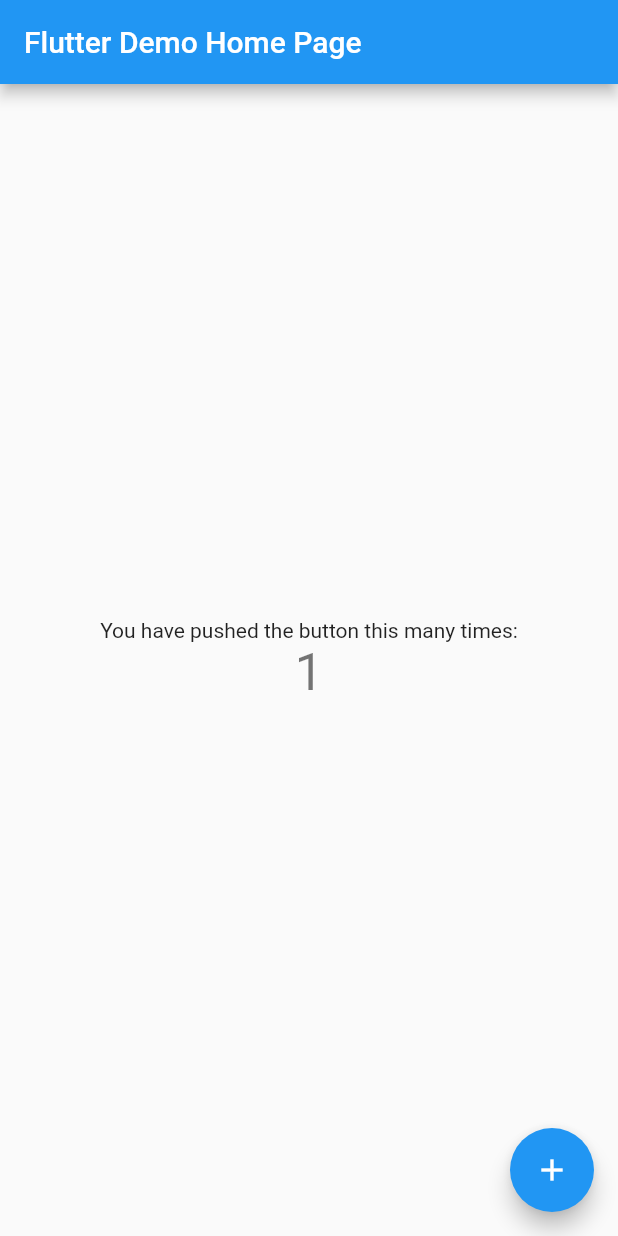
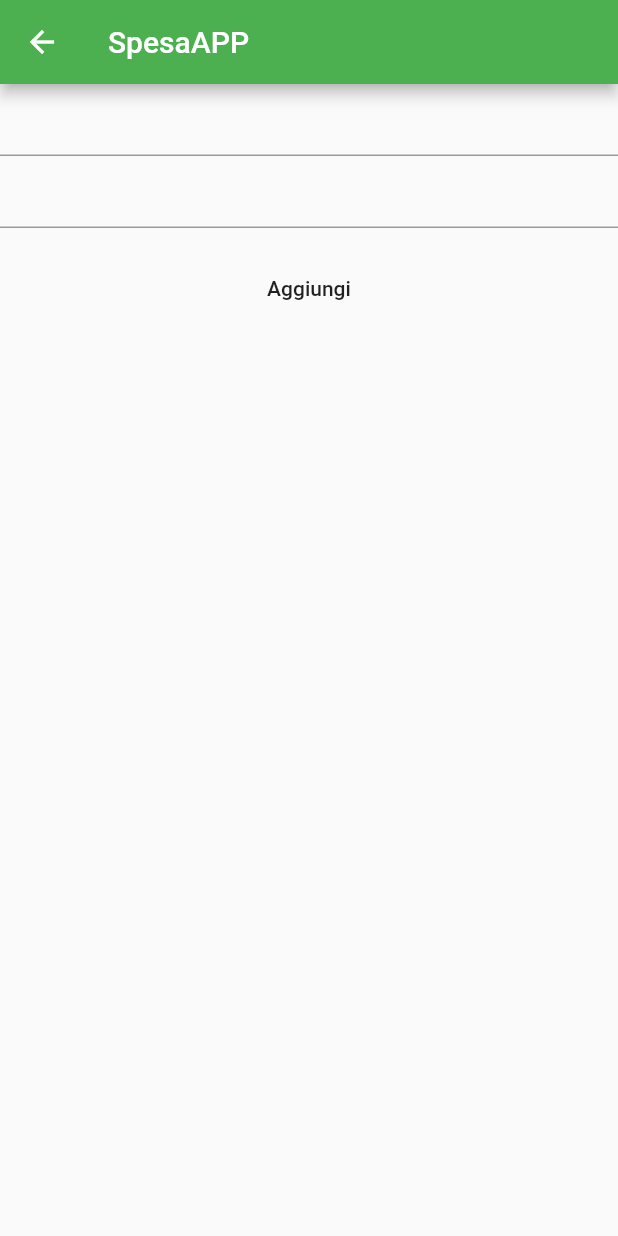
Before and after one commit to giulioceresetti/crud_test_app, a Flutter app: the screen it shows after launch, after a tap on the "add" icon, on a phone screen of 412 x 824 dp. Run offline on Flutter 3.47's test engine with Material 2 defaults, Android fonts, the phone set to English and light mode, and no system bars.

Commit message:
second commit - have to fix stackoverflow

```diff
--- /dev/null
+++ b/lib/business/constant.dart
@@ -0,0 +1,4 @@
+class Constants {
+
+  static String TITLE = "SpesaAPP";
+}
--- a/lib/business/gestione_elemento.dart
+++ b/lib/business/gestione_elemento.dart
@@ -1,20 +1,30 @@
 import 'package:crud_test_app/dao/spesa_dao.dart';
-import 'package:crud_test_app/model/elemento.dart';
 import 'package:crud_test_app/model/spesa.dart';
+
+import 'items.dart';
 
 class GestioneElemento {
   SpesaDAO spesaDao;
-
+  static GestioneElemento gest = null;
   GestioneElemento() {
     spesaDao = new SpesaDAO();
   }
 
-  List<Spesa> getSpese() {
-    return spesaDao.getList();
+ static GestioneElemento getInstance() {
+    if (gest ==null) {
+      gest = GestioneElemento();
+    }
+    return gest;
   }
 
- String addSpesa(Spesa spesa) {
-    String error ="ok";
+  List<ListItem> getSpese() {
+    var items = spesaDao.getList();
+    return List<ListItem>.generate(items.length,
+        (i) => MessageItem(items[i].nomeMarket, items[i].nomeLista));
+  }
+
+  String addSpesa(Spesa spesa) {
+    String error = "ok";
     try {
       spesaDao.addSpesa(spesa);
     } catch (Exception) {
@@ -22,6 +32,4 @@ class GestioneElemento {
     }
     return error;
   }
-
-
 }
--- a/lib/main.dart
+++ b/lib/main.dart
@@ -1,3 +1,5 @@
+import 'package:crud_test_app/business/constant.dart';
+import 'package:crud_test_app/screen/list_page.dart';
 import 'package:flutter/material.dart';
 
 void main() {
@@ -5,11 +7,12 @@ void main() {
 }
 
 class MyApp extends StatelessWidget {
+
   // This widget is the root of your application.
   @override
   Widget build(BuildContext context) {
     return MaterialApp(
-      title: 'Flutter Demo',
+      title: Constants.TITLE,
       theme: ThemeData(
         // This is the theme of your application.
         //
@@ -20,98 +23,14 @@ class MyApp extends StatelessWidget {
         // or simply save your changes to "hot reload" in a Flutter IDE).
         // Notice that the counter didn't reset back to zero; the application
         // is not restarted.
-        primarySwatch: Colors.blue,
+        primarySwatch: Colors.green,
         // This makes the visual density adapt to the platform that you run
         // the app on. For desktop platforms, the controls will be smaller and
         // closer together (more dense) than on mobile platforms.
         visualDensity: VisualDensity.adaptivePlatformDensity,
       ),
-      home: MyHomePage(title: 'Flutter Demo Home Page'),
-    );
+      home: ListPage(title: Constants.TITLE ),
+      );
+
   }
 }
-
-class MyHomePage extends StatefulWidget {
-  MyHomePage({Key key, this.title}) : super(key: key);
-
-  // This widget is the home page of your application. It is stateful, meaning
-  // that it has a State object (defined below) that contains fields that affect
-  // how it looks.
-
-  // This class is the configuration for the state. It holds the values (in this
-  // case the title) provided by the parent (in this case the App widget) and
-  // used by the build method of the State. Fields in a Widget subclass are
-  // always marked "final".
-
-  final String title;
-
-  @override
-  _MyHomePageState createState() => _MyHomePageState();
-}
-
-class _MyHomePageState extends State<MyHomePage> {
-  int _counter = 0;
-
-  void _incrementCounter() {
-    setState(() {
-      // This call to setState tells the Flutter framework that something has
-      // changed in this State, which causes it to rerun the build method below
-      // so that the display can reflect the updated values. If we changed
-      // _counter without calling setState(), then the build method would not be
-      // called again, and so nothing would appear to happen.
-      _counter++;
-    });
-  }
-
-  @override
-  Widget build(BuildContext context) {
-    // This method is rerun every time setState is called, for instance as done
-    // by the _incrementCounter method above.
-    //
-    // The Flutter framework has been optimized to make rerunning build methods
-    // fast, so that you can just rebuild anything that needs updating rather
-    // than having to individually change instances of widgets.
-    return Scaffold(
-      appBar: AppBar(
-        // Here we take the value from the MyHomePage object that was created by
-        // the App.build method, and use it to set our appbar title.
-        title: Text(widget.title),
-      ),
-      body: Center(
-        // Center is a layout widget. It takes a single child and positions it
-        // in the middle of the parent.
-        child: Column(
-          // Column is also a layout widget. It takes a list of children and
-          // arranges them vertically. By default, it sizes itself to fit its
-          // children horizontally, and tries to be as tall as its parent.
-          //
-          // Invoke "debug painting" (press "p" in the console, choose the
-          // "Toggle Debug Paint" action from the Flutter Inspector in Android
-          // Studio, or the "Toggle Debug Paint" command in Visual Studio Code)
-          // to see the wireframe for each widget.
-          //
-          // Column has various properties to control how it sizes itself and
-          // how it positions its children. Here we use mainAxisAlignment to
-          // center the children vertically; the main axis here is the vertical
-          // axis because Columns are vertical (the cross axis would be
-          // horizontal).
-          mainAxisAlignment: MainAxisAlignment.center,
-          children: <Widget>[
-            Text(
-              'You have pushed the button this many times:',
-            ),
-            Text(
-              '$_counter',
-              style: Theme.of(context).textTheme.headline4,
-            ),
-          ],
-        ),
-      ),
-      floatingActionButton: FloatingActionButton(
-        onPressed: _incrementCounter,
-        tooltip: 'Increment',
-        child: Icon(Icons.add),
-      ), // This trailing comma makes auto-formatting nicer for build methods.
-    );
-  }
-}
--- /dev/null
+++ b/lib/screen/add_spesa_page.dart
@@ -0,0 +1,68 @@
+// Define a custom Form widget.
+import 'package:crud_test_app/business/gestione_elemento.dart';
+import 'package:crud_test_app/model/spesa.dart';
+import 'package:flutter/material.dart';
+
+class AddSpesaPage extends StatefulWidget {
+  final String title;
+  AddSpesaPage(this.title);
+  @override
+  AddSpesaPageState createState() {
+    return AddSpesaPageState(title);
+  }
+}
+
+class AddSpesaPageState extends State<AddSpesaPage> {
+  final _formKey = GlobalKey<FormState>();
+  String nome;
+  String superMark;
+  final String title;
+  AddSpesaPageState(this.title);
+  @override
+  Widget build(BuildContext context) {
+    return Scaffold(
+      appBar: AppBar(
+        title: Text(title),
+      ),
+      body: Form(
+        key: _formKey,
+        child: Column(
+          children: <Widget>[
+            TextFormField(
+              validator: (value) {
+                if (value.isEmpty) {
+                  return 'Aggiungi un nome alla lista spesa';
+                } else {
+                  nome = value;
+                }
+                return null;
+              },
+            ),
+            TextFormField(
+              validator: (value) {
+                if (value.isEmpty) {
+                  return 'Aggiungi il supermercato';
+                } else {
+                  superMark = value;
+                }
+                return null;
+              },
+            ),
+            Padding(
+              padding: const EdgeInsets.symmetric(vertical: 16.0),
+              child: FlatButton(
+                onPressed: () {
+                  print(nome);
+                  var text = GestioneElemento.getInstance()
+                      .addSpesa(Spesa(nome, superMark));
+                  Navigator.pop(context);
+                },
+                child: Text("Aggiungi"),
+              ),
+            ),
+          ],
+        ),
+      ),
+    );
+  }
+}
--- a/lib/screen/list_page.dart
+++ b/lib/screen/list_page.dart
@@ -1,12 +1,47 @@
+import 'package:crud_test_app/business/gestione_elemento.dart';
+import 'package:crud_test_app/business/items.dart';
 import 'package:flutter/material.dart';
+import 'add_spesa_page.dart';
 
 class ListPage extends StatelessWidget {
+  List<ListItem> items;
+  final String title;
+  var gest = GestioneElemento.getInstance();
+
+  ListPage({Key key, this.title}) : super(key: key);
+
   @override
   Widget build(BuildContext context) {
-    // TODO: implement build
-    throw UnimplementedError();
+    var items = gest.getSpese();
+
+    return Scaffold(
+      appBar: AppBar(
+        title: Text(title),
+      ),
+      body: ListView.builder(
+        itemCount: items.length,
+        itemBuilder: (context, index) {
+          final item = items[index];
+
+          return ListTile(
+            title: item.buildTitle(context),
+            subtitle: item.buildSubtitle(context),
+            onTap: () => {},
+          );
+        },
+      ),
+      floatingActionButton: FloatingActionButton(
+        onPressed: () {
+          Navigator.push(
+            context,
+            MaterialPageRoute(
+              builder: (context) => AddSpesaPage(title),
+            ),
+          );
+        },
+        tooltip: 'Increment',
+        child: Icon(Icons.add),
+      ),
+    );
   }
-
-
-
 }
```
Also changed, not shown: 1 other file.
